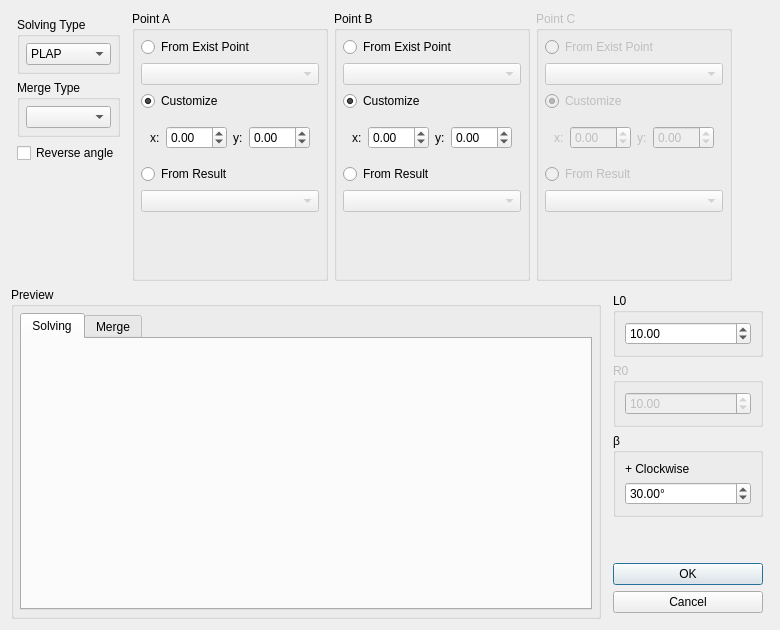
Before: the Qt Designer form core/panel/run_Triangle_Solver_edit.ui in KmolYuan/Pyslvs-UI, drawn with Qt 5.
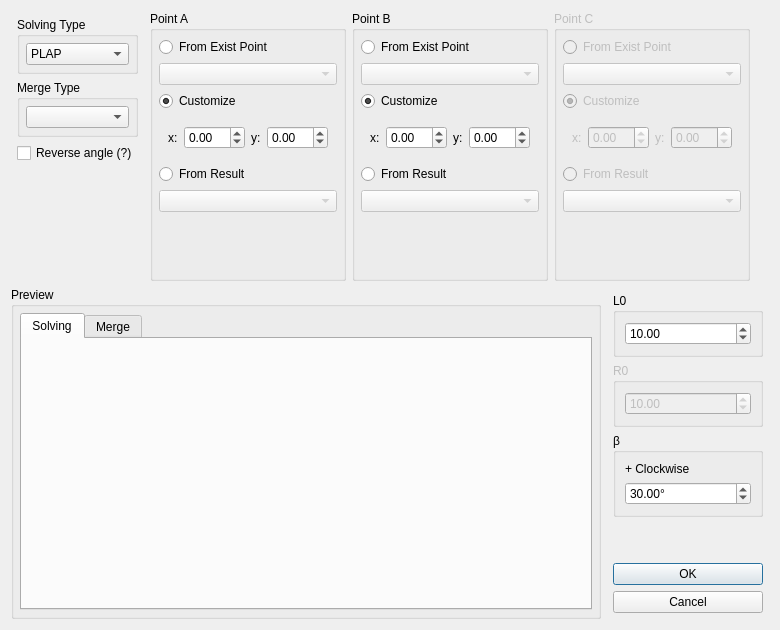
After: the same form once the commit is applied. Icons and pictures are not drawn.

Diff of the .ui file:
```diff
--- a/core/panel/run_Triangle_Solver_edit.ui
+++ b/core/panel/run_Triangle_Solver_edit.ui
@@ -120,7 +120,7 @@
         <item>
          <widget class="QCheckBox" name="other">
           <property name="text">
-           <string>Reverse angle</string>
+           <string>Reverse angle (?)</string>
           </property>
          </widget>
         </item>
```
Left out of the diff: 3 changed lines with no effect on the pictures.
